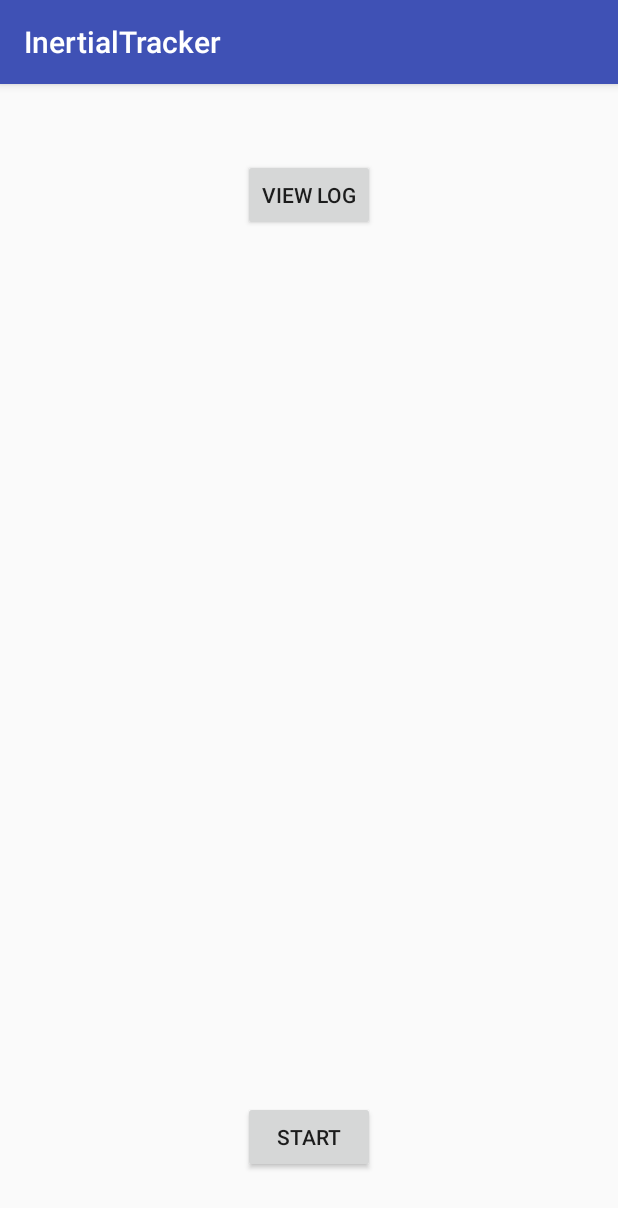
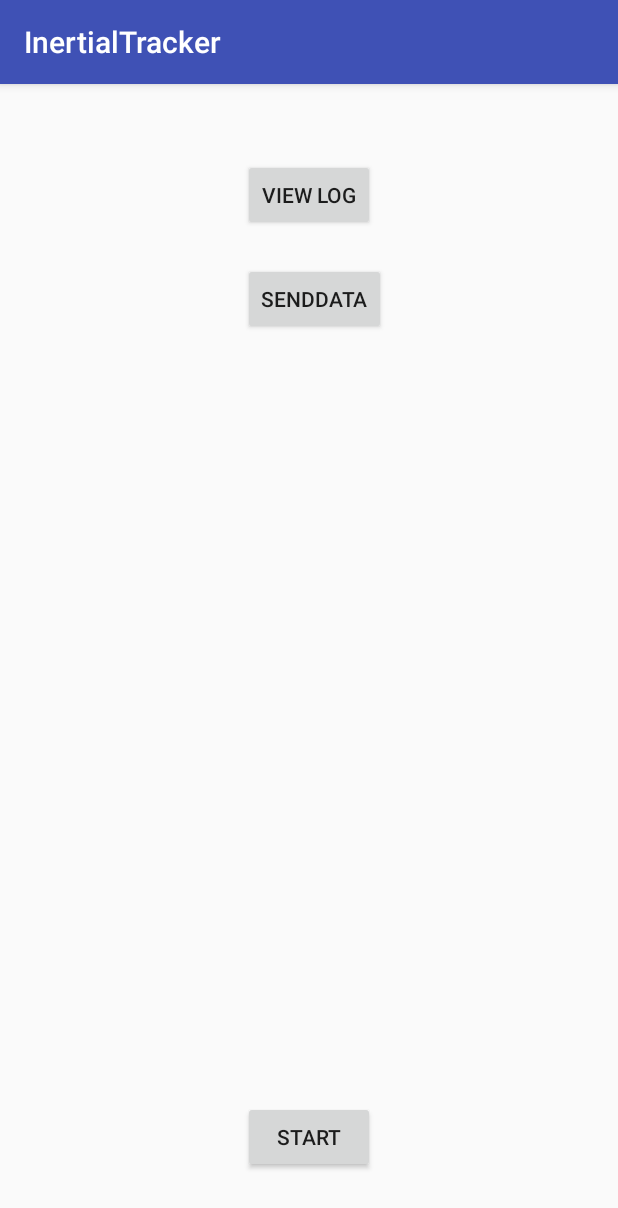
Before and after one commit to Govoz/InertialTracker, an Android app: the screen it shows after launch (MainActivity), on a phone screen of 412 x 824 dp. Shown: the top 1208 px of the screen. Run offline under Robolectric (Android 15) with nearby library versions, the phone set to English and light mode, and no system bars.

```diff
--- a/app/src/main/java/com/example/federico/inertialtracker/MainActivity.java
+++ b/app/src/main/java/com/example/federico/inertialtracker/MainActivity.java
@@ -20,6 +20,11 @@ import java.io.FileInputStream;
 import java.io.FileNotFoundException;
 import java.io.IOException;
 import java.io.InputStreamReader;
+import java.io.OutputStreamWriter;
+import java.io.UnsupportedEncodingException;
+import java.net.HttpURLConnection;
+import java.net.URL;
+import java.net.URLEncoder;
 
 public class MainActivity extends AppCompatActivity {
 
@@ -51,7 +56,7 @@ public class MainActivity extends AppCompatActivity {
 					getGpsPosition();
 
 					// Start Services
-					onStartService(v);
+					onStartService();
 
 				} else {
 					Toast.makeText(MainActivity.this, "Already Started", Toast.LENGTH_SHORT).show();
@@ -59,14 +64,25 @@ public class MainActivity extends AppCompatActivity {
 			}
 		});
 
-		final Button view = (Button) findViewById(R.id.viewLog);
-		view.setOnClickListener(new View.OnClickListener() {
+
+		//--------------TEST BUTTON --------------------------
+		final Button viewData = (Button) findViewById(R.id.viewLog);
+		viewData.setOnClickListener(new View.OnClickListener() {
 			@Override
 			public void onClick(View v) {
 				readFile();
 			}
 		});
+
+		final Button sendButton = (Button) findViewById(R.id.sendData);
+		sendButton.setOnClickListener(new View.OnClickListener() {
+			@Override
+			public void onClick(View v) {
+				//sendFile();
+			}
+		});
 	}
+
 
 	private void readFile() {
 		FileInputStream fin = null;
@@ -116,12 +132,17 @@ public class MainActivity extends AppCompatActivity {
 		};
 
 		if (ActivityCompat.checkSelfPermission(this, Manifest.permission.ACCESS_FINE_LOCATION) != PackageManager.PERMISSION_GRANTED && ActivityCompat.checkSelfPermission(this, Manifest.permission.ACCESS_COARSE_LOCATION) != PackageManager.PERMISSION_GRANTED) {
-			ActivityCompat.requestPermissions( MainActivity.this, new String[] {  android.Manifest.permission.ACCESS_COARSE_LOCATION  },
+			ActivityCompat.requestPermissions(MainActivity.this, new String[]{android.Manifest.permission.ACCESS_COARSE_LOCATION},
 					MY_PERMISSION_ACCESS_COURSE_LOCATION);
 		}
 
 		locationManager.requestLocationUpdates(locationManager.GPS_PROVIDER, 2000, 1, locationListener);
 		Location location = locationManager.getLastKnownLocation(LocationManager.GPS_PROVIDER);
+
+		if (location == null){
+			locationManager.requestSingleUpdate(LocationManager.GPS_PROVIDER, locationListener, null);
+			location = locationManager.getLastKnownLocation(LocationManager.GPS_PROVIDER);
+		}
 
 		double latitude = location.getLatitude();
 		double longitude = location.getLongitude();
@@ -136,7 +157,7 @@ public class MainActivity extends AppCompatActivity {
 	}
 
 
-	public void onStartService(View v) {
+	public void onStartService() {
 		Log.d(TAG, "onStartService(View);");
 
 		Intent logDataStart = new Intent(this, logData.class);
--- a/app/src/main/java/com/example/federico/inertialtracker/ParallelIntentService.java
+++ b/app/src/main/java/com/example/federico/inertialtracker/ParallelIntentService.java
@@ -61,7 +61,7 @@ public abstract class ParallelIntentService extends Service {
 		}
 
 		public void run() {
-			for(int i=0 ; i < 10; i++)
+			for(;;)
 				onHandleIntent(intent);
 		}
 
--- a/app/src/main/res/layout/activity_main.xml
+++ b/app/src/main/res/layout/activity_main.xml
@@ -28,4 +28,13 @@
         android:layout_marginTop="34dp"
         android:id="@+id/viewLog"/>
 
+    <Button
+        android:text="SendData"
+        android:layout_width="wrap_content"
+        android:layout_height="wrap_content"
+        android:layout_marginTop="21dp"
+        android:id="@+id/sendData"
+        android:layout_below="@+id/viewLog"
+        android:layout_alignStart="@+id/viewLog"/>
+
 </RelativeLayout>
```
Also changed, not shown: app/src/main/java/com/example/federico/inertialtracker/checkSend.java (+72 -18 lines), app/src/main/java/com/example/federico/inertialtracker/logData.java (+8 -6 lines).
